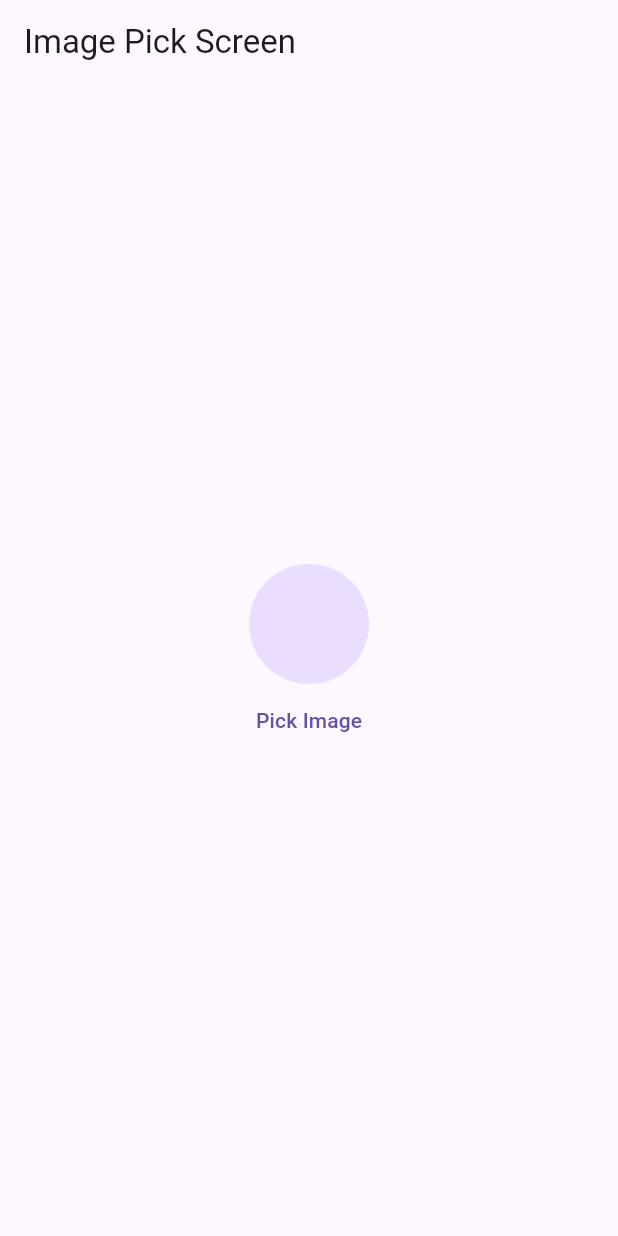
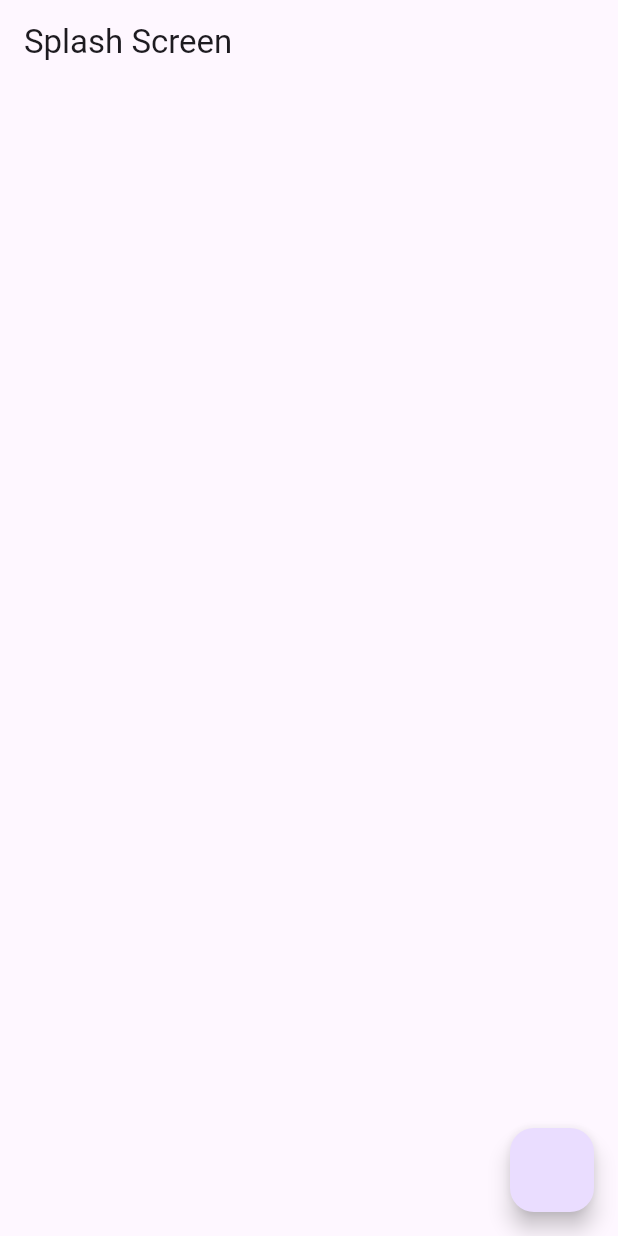
Before and after one commit to shakeebkhan66/learngetx, a Flutter app: the screen it shows after launch, on a phone screen of 412 x 824 dp. Run offline on Flutter 3.47's test engine with Material 3 defaults, Android fonts, the phone set to English and light mode, and no system bars; our stand-ins replace get, image_picker.

Commit message:
add mvvm structure and design simple app exception class for testing

```diff
--- a/lib/main.dart
+++ b/lib/main.dart
@@ -1,5 +1,6 @@
 import 'package:flutter/material.dart';
 import 'package:get/get.dart';
+import 'package:learngetx/mvvm/view/splash_screen.dart';
 import 'package:learngetx/screens/favourite_fruits_screen.dart';
 import 'package:learngetx/screens/image_pick_screen.dart';
 
@@ -16,7 +17,7 @@ class MyApp extends StatelessWidget {
   Widget build(BuildContext context) {
     return const GetMaterialApp(
       debugShowCheckedModeBanner: false,
-      home: ImagePickScreen(),
+      home: SplashScreen(),
     );
   }
 }
--- /dev/null
+++ b/lib/mvvm/data/app_exceptions.dart
@@ -0,0 +1,15 @@
+class AppExceptions implements Exception {
+  String _message;
+  String _prefix;
+
+  AppExceptions(this._message, this._prefix);
+
+  @override
+  String toString() {
+    return "$_prefix and $_message";
+  }
+}
+
+class InternetException extends AppExceptions {
+  InternetException([String? message]) : super(message!, "No Internet");
+}
--- /dev/null
+++ b/lib/mvvm/view/splash_screen.dart
@@ -0,0 +1,25 @@
+import 'package:flutter/material.dart';
+import 'package:learngetx/mvvm/data/app_exceptions.dart';
+
+class SplashScreen extends StatefulWidget {
+  const SplashScreen({super.key});
+
+  @override
+  State<SplashScreen> createState() => _SplashScreenState();
+}
+
+class _SplashScreenState extends State<SplashScreen> {
+  @override
+  Widget build(BuildContext context) {
+    return Scaffold(
+      appBar: AppBar(
+        title: const Text("Splash Screen"),
+      ),
+      floatingActionButton: FloatingActionButton(
+        onPressed: () {
+          throw InternetException("This is me");
+        },
+      ),
+    );
+  }
+}
--- a/pubspec.yaml
+++ b/pubspec.yaml
@@ -37,6 +37,9 @@ dependencies:
   cupertino_icons: ^1.0.8
   get: ^4.7.2
   image_picker: ^1.1.2
+  fluttertoast: ^8.2.12
+  shared_preferences: ^2.5.3
+  http: ^1.3.0
 
 dev_dependencies:
   flutter_test:
```
Also changed, not shown: pubspec.lock, 1 other file.
